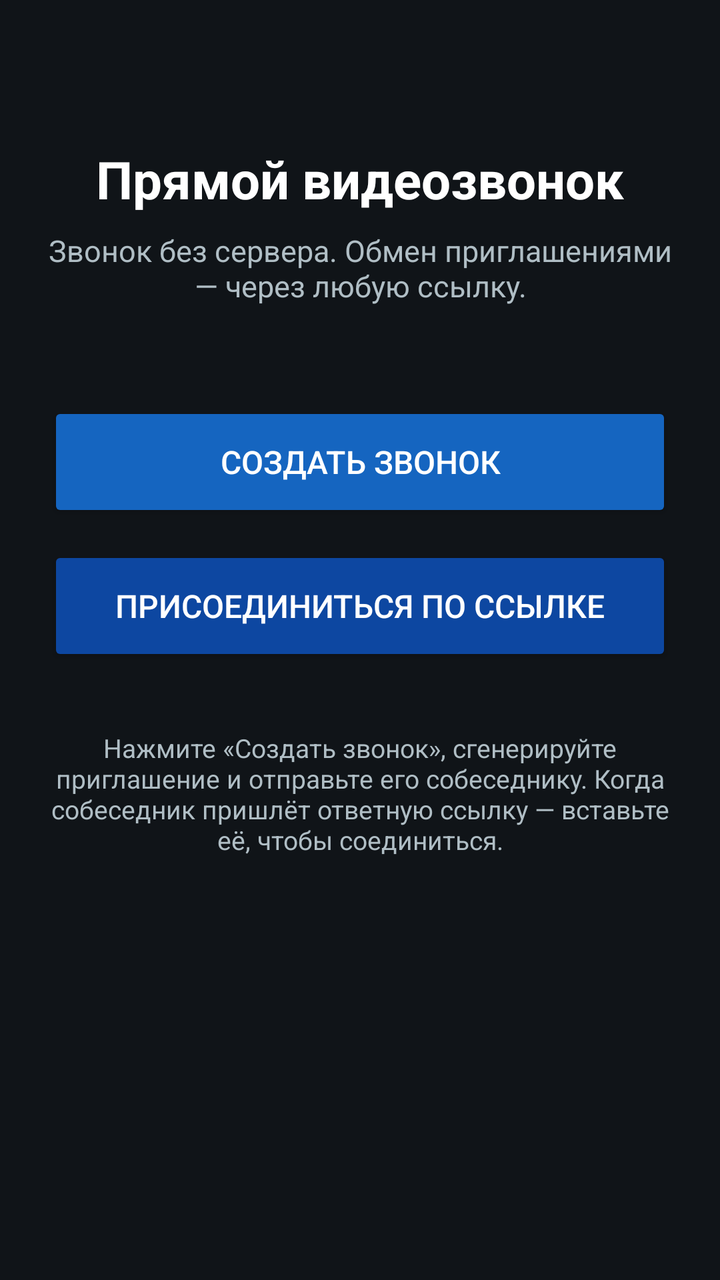
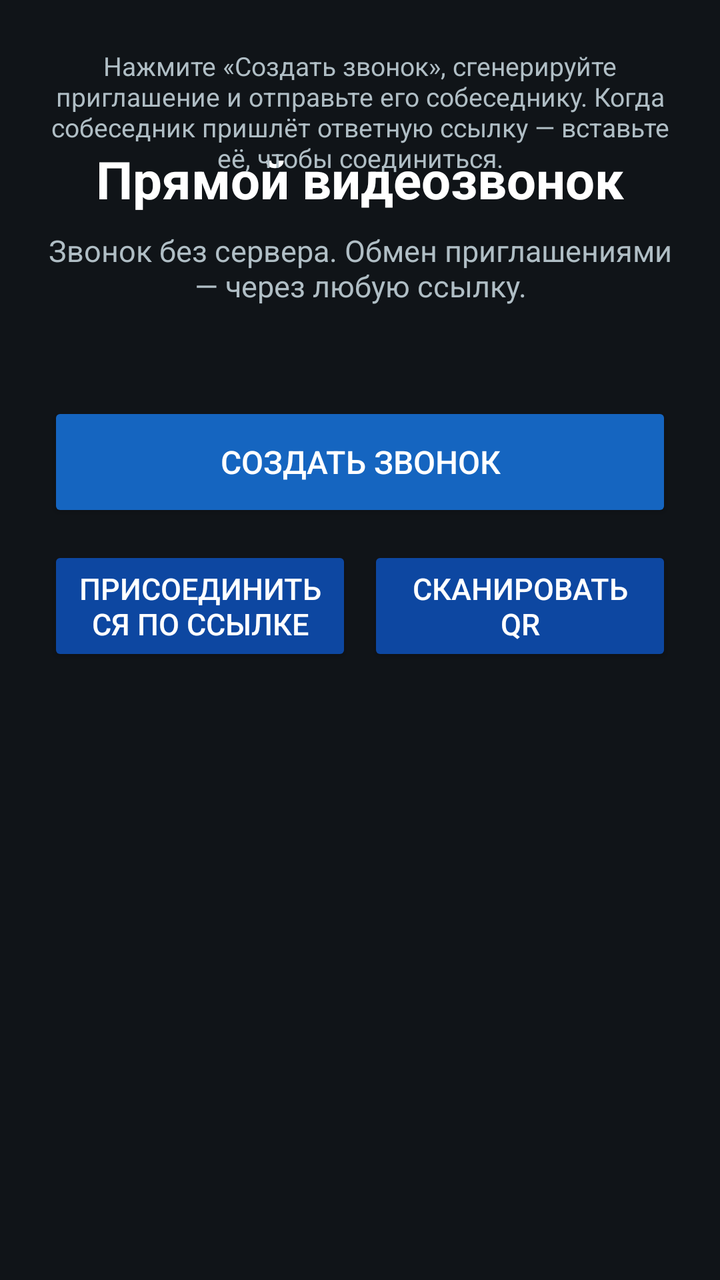

Before-and-after screenshots of an Android layout around one commit, followed by the original layout XML and the change that was made.
<!-- AndroidManifest.xml: activity theme Theme.P2PCall -->
<!-- res/layout/activity_main.xml -->
<?xml version="1.0" encoding="utf-8"?>
<androidx.constraintlayout.widget.ConstraintLayout xmlns:android="http://schemas.android.com/apk/res/android"
    xmlns:app="http://schemas.android.com/apk/res-auto"
    android:layout_width="match_parent"
    android:layout_height="match_parent"
    android:background="@color/bg_dark"
    android:padding="24dp">

    <TextView
        android:id="@+id/titleView"
        android:layout_width="0dp"
        android:layout_height="wrap_content"
        android:layout_marginTop="48dp"
        android:gravity="center"
        android:text="@string/home_title"
        android:textColor="@color/text_primary"
        android:textSize="26sp"
        android:textStyle="bold"
        app:layout_constraintEnd_toEndOf="parent"
        app:layout_constraintStart_toStartOf="parent"
        app:layout_constraintTop_toTopOf="parent" />

    <TextView
        android:id="@+id/subtitleView"
        android:layout_width="0dp"
        android:layout_height="wrap_content"
        android:layout_marginTop="8dp"
        android:gravity="center"
        android:text="@string/home_subtitle"
        android:textColor="@color/text_secondary"
        android:textSize="15sp"
        app:layout_constraintEnd_toEndOf="parent"
        app:layout_constraintStart_toStartOf="parent"
        app:layout_constraintTop_toBottomOf="@id/titleView" />

    <Button
        android:id="@+id/btnCreateCall"
        style="@style/Widget.AppCompat.Button.Colored"
        android:layout_width="0dp"
        android:layout_height="60dp"
        android:layout_marginTop="48dp"
        android:backgroundTint="@color/brand"
        android:text="@string/btn_create_call"
        android:textColor="@color/text_primary"
        android:textSize="16sp"
        app:layout_constraintEnd_toEndOf="parent"
        app:layout_constraintStart_toStartOf="parent"
        app:layout_constraintTop_toBottomOf="@id/subtitleView" />

    <Button
        android:id="@+id/btnJoinCall"
        style="@style/Widget.AppCompat.Button.Colored"
        android:layout_width="0dp"
        android:layout_height="60dp"
        android:layout_marginTop="12dp"
        android:backgroundTint="@color/brand_dark"
        android:text="@string/btn_join_call"
        android:textColor="@color/text_primary"
        android:textSize="16sp"
        app:layout_constraintEnd_toEndOf="parent"
        app:layout_constraintStart_toStartOf="parent"
        app:layout_constraintTop_toBottomOf="@id/btnCreateCall" />

    <TextView
        android:id="@+id/hintView"
        android:layout_width="0dp"
        android:layout_height="wrap_content"
        android:layout_marginTop="32dp"
        android:gravity="center"
        android:text="@string/home_hint"
        android:textColor="@color/text_secondary"
        android:textSize="13sp"
        app:layout_constraintEnd_toEndOf="parent"
        app:layout_constraintStart_toStartOf="parent"
        app:layout_constraintTop_toBottomOf="@id/btnJoinCall" />

</androidx.constraintlayout.widget.ConstraintLayout>
<!-- resources referenced by this layout -->
<resources>
  <color name="bg_dark">#101418</color>
  <color name="brand">#1565C0</color>
  <color name="brand_dark">#0D47A1</color>
  <color name="text_primary">#FFFFFF</color>
  <color name="text_secondary">#B0BEC5</color>
  <string name="btn_create_call">Создать звонок</string>
  <string name="btn_join_call">Присоединиться по ссылке</string>
  <string name="home_hint">Нажмите «Создать звонок», сгенерируйте приглашение и отправьте его собеседнику. Когда собеседник пришлёт ответную ссылку — вставьте её, чтобы соединиться.</string>
  <string name="home_subtitle">Звонок без сервера. Обмен приглашениями — через любую ссылку.</string>
  <string name="home_title">Прямой видеозвонок</string>
  <style name="Theme.P2PCall" parent="Theme.AppCompat.DayNight.NoActionBar">
          <item name="colorPrimary">@color/brand</item>
          <item name="colorPrimaryDark">@color/brand_dark</item>
          <item name="colorAccent">@color/brand_light</item>
          <item name="android:windowBackground">@color/bg_dark</item>
          <item name="android:statusBarColor" tools:targetApi="21">@color/brand_dark</item>
      </style>
  <color name="brand_light">#42A5F5</color>
</resources>

<!-- the commit's change to res/layout/activity_main.xml (unified diff, before → after) -->
@@ -47,21 +47,40 @@
         app:layout_constraintStart_toStartOf="parent"
         app:layout_constraintTop_toBottomOf="@id/subtitleView" />
 
-    <Button
-        android:id="@+id/btnJoinCall"
-        style="@style/Widget.AppCompat.Button.Colored"
+    <LinearLayout
         android:layout_width="0dp"
-        android:layout_height="60dp"
+        android:layout_height="wrap_content"
         android:layout_marginTop="12dp"
-        android:backgroundTint="@color/brand_dark"
-        android:text="@string/btn_join_call"
-        android:textColor="@color/text_primary"
-        android:textSize="16sp"
+        android:orientation="horizontal"
         app:layout_constraintEnd_toEndOf="parent"
         app:layout_constraintStart_toStartOf="parent"
-        app:layout_constraintTop_toBottomOf="@id/btnCreateCall" />
+        app:layout_constraintTop_toBottomOf="@id/btnCreateCall">
 
-    <TextView
+        <Button
+            android:id="@+id/btnJoinCall"
+            style="@style/Widget.AppCompat.Button.Colored"
+            android:layout_width="0dp"
+            android:layout_height="60dp"
+            android:layout_weight="1"
+            android:backgroundTint="@color/brand_dark"
+            android:text="@string/btn_join_call"
+            android:textColor="@color/text_primary"
+            android:textSize="15sp" />
+
+        <Button
+            android:id="@+id/btnScanQr"
+            style="@style/Widget.AppCompat.Button.Colored"
+            android:layout_width="0dp"
+            android:layout_height="60dp"
+            android:layout_marginStart="8dp"
+            android:layout_weight="1"
+            android:backgroundTint="@color/brand_dark"
+            android:text="@string/btn_scan_qr"
+            android:textColor="@color/text_primary"
+            android:textSize="15sp" />
+    </LinearLayout>
+
+        <TextView
         android:id="@+id/hintView"
         android:layout_width="0dp"
         android:layout_height="wrap_content"
@@ -72,6 +91,6 @@
         android:textSize="13sp"
         app:layout_constraintEnd_toEndOf="parent"
         app:layout_constraintStart_toStartOf="parent"
-        app:layout_constraintTop_toBottomOf="@id/btnJoinCall" />
+        app:layout_constraintTop_toBottomOf="@id/btnScanQr" />
 
 </androidx.constraintlayout.widget.ConstraintLayout>
<!-- resource entries referenced after the edit -->
@@ -7,6 +7,7 @@
   <color name="text_secondary">#B0BEC5</color>
   <string name="btn_create_call">Создать звонок</string>
   <string name="btn_join_call">Присоединиться по ссылке</string>
+  <string name="btn_scan_qr">Сканировать QR</string>
   <string name="home_hint">Нажмите «Создать звонок», сгенерируйте приглашение и отправьте его собеседнику. Когда собеседник пришлёт ответную ссылку — вставьте её, чтобы соединиться.</string>
   <string name="home_subtitle">Звонок без сервера. Обмен приглашениями — через любую ссылку.</string>
   <string name="home_title">Прямой видеозвонок</string>
